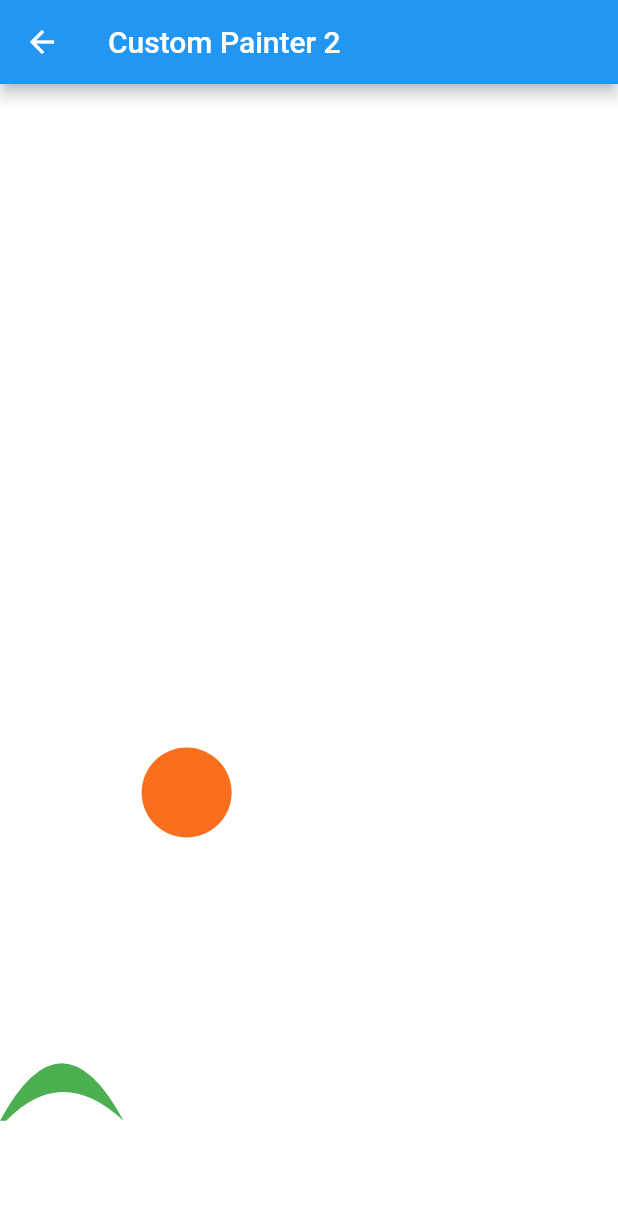
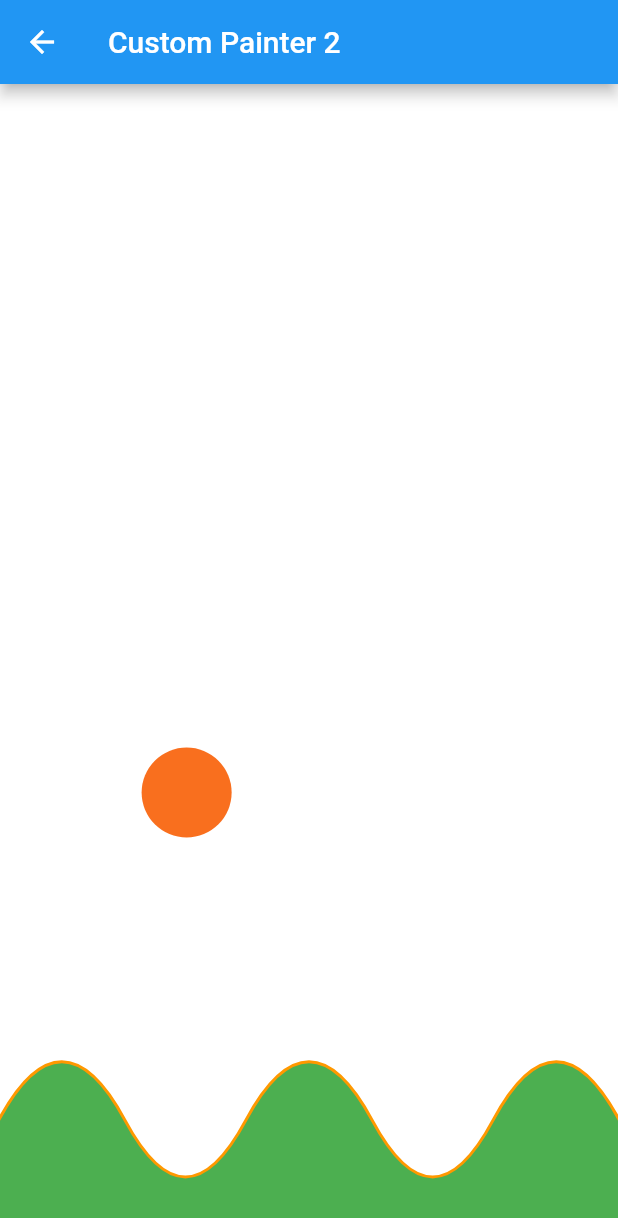
Before and after one commit to saagarkafle/projectB, a Flutter app: the screen it shows after launch, after a tap on "Custom Paint 2", on a phone screen of 412 x 824 dp. Shown: the top 1218 px of the screen. Run offline on Flutter 3.47's test engine with Material 2 defaults, Android fonts, the light colour scheme and no system bars; our stand-ins replace curved_navigation_bar, flutter_modular, flutter_screenutil, google_fonts, just_audio, on_audio_query and 1 more.

Commit message:
name changes

```diff
--- a/lib/UI/screens/cp2page.dart
+++ b/lib/UI/screens/cp2page.dart
@@ -3,8 +3,8 @@ import 'dart:developer';
 import 'package:flutter/material.dart';
 
 import '../../constants/colours.dart';
-import '../widgets/wp.dart';
-import '../widgets/wp1.dart';
+import '../widgets/sun_widget.dart';
+import '../widgets/wave_widget.dart';
 
 class CustomPaintPage2 extends StatefulWidget {
   const CustomPaintPage2({super.key});
--- a/lib/UI/screens/custom_paint.dart
+++ b/lib/UI/screens/custom_paint.dart
@@ -1,7 +1,7 @@
 import 'package:flutter/material.dart';
 import 'package:flutter_screenutil/flutter_screenutil.dart';
 
-import '../widgets/wp2.dart';
+import '../widgets/cp2.dart';
 
 class CustomPaintPage extends StatelessWidget {
   const CustomPaintPage({super.key});
@@ -16,7 +16,7 @@ class CustomPaintPage extends StatelessWidget {
       body: Padding(
         padding: EdgeInsets.symmetric(horizontal: 16.w, vertical: 16.h),
         child: CustomPaint(
-          painter: MoonPainter(),
+          painter: ShapePainter(),
         ),
       ),
     );
--- a/lib/UI/screens/home_page.dart
+++ b/lib/UI/screens/home_page.dart
@@ -25,10 +25,10 @@ class HomePage extends StatelessWidget {
                 runSpacing: 10.h,
                 crossAxisAlignment: WrapCrossAlignment.start,
                 children: [
-                  CustomCard(
-                    title: 'Custom Paint',
-                    onPressed: () => Modular.to.pushNamed('/second'),
-                  ),
+                  // CustomCard(
+                  //   title: 'Custom Paint',
+                  //   onPressed: () => Modular.to.pushNamed('/second'),
+                  // ),
                   CustomCard(
                     title: 'Custom Paint 2',
                     onPressed: () => Modular.to.pushNamed('/cp'),
--- a/lib/UI/widgets/wp1.dart
+++ b/lib/UI/widgets/sun_widget.dart
@@ -19,12 +19,6 @@ class WavePainterBg extends CustomPainter {
       ..style = PaintingStyle.fill
       ..strokeCap = StrokeCap.round;
 
-    var paints = Paint()
-      ..color = Colors.black
-      ..strokeWidth = 5
-      ..style = PaintingStyle.stroke
-      ..strokeCap = StrokeCap.round;
-
     Offset center = Offset(size.width * 0.302, size.height * (1 - length));
     canvas.drawCircle(center, 30, paint);
     log(center.toString());
--- /dev/null
+++ b/lib/UI/widgets/wave_widget.dart
@@ -0,0 +1,57 @@
+import 'package:flutter/material.dart';
+
+class WavePainter extends CustomPainter {
+  @override
+  void paint(Canvas canvas, Size size) {
+    final paint = Paint();
+    final path = Path();
+    paint.style = PaintingStyle.stroke;
+    paint.strokeWidth = 4;
+    paint.color = Colors.orange;
+    path.moveTo(0, size.height * 0.9);
+    path.quadraticBezierTo(
+      size.width * 0.1,
+      size.height * 0.8,
+      size.width * 0.2,
+      size.height * 0.9,
+    );
+    path.quadraticBezierTo(
+      size.width * 0.3,
+      size.height * 1,
+      size.width * 0.4,
+      size.height * 0.9,
+    );
+    path.quadraticBezierTo(
+      size.width * 0.5,
+      size.height * 0.8,
+      size.width * 0.6,
+      size.height * 0.9,
+    );
+    path.quadraticBezierTo(
+      size.width * 0.7,
+      size.height * 1,
+      size.width * 0.8,
+      size.height * 0.9,
+    );
+    path.quadraticBezierTo(
+      size.width * 0.9,
+      size.height * 0.8,
+      size.width * 1,
+      size.height * 0.9,
+    );
+
+    path.lineTo(size.width, size.height);
+    path.lineTo(0, size.height);
+    path.lineTo(0, size.height * 0.897);
+    canvas.drawPath(path, paint);
+    final paint1 = Paint();
+    paint1.style = PaintingStyle.fill;
+    paint1.color = Colors.green;
+    canvas.drawPath(path, paint1);
+  }
+
+  @override
+  bool shouldRepaint(CustomPainter oldDelegate) {
+    return false;
+  }
+}
--- a/lib/UI/widgets/wp.dart
+++ /dev/null
@@ -1,63 +0,0 @@
-import 'package:flutter/material.dart';
-
-class WavePainter extends CustomPainter {
-  @override
-  void paint(Canvas canvas, Size size) {
-    final paint = Paint();
-    final path = Path();
-    paint.style = PaintingStyle.stroke;
-    paint.strokeWidth = 4;
-    paint.color = Colors.orange;
-    path.moveTo(0, size.height * 0.9);
-    path.quadraticBezierTo(
-      size.width * 0.1,
-      size.height * 0.8,
-      size.width * 0.2,
-      size.height * 0.9,
-    );
-    path.quadraticBezierTo(
-      size.width * 0.1,
-      size.height * 0.85,
-      size.width * 0.01,
-      size.height * 0.9,
-    );
-    // path.quadraticBezierTo(
-    //   size.width * 0.1,
-    //   size.height * 0.8,
-    //   size.width * 0.1,
-    //   size.height * 0.8,
-    // );
-    // path.quadraticBezierTo(
-    //   size.width * 0.5,
-    //   size.height * 0.8,
-    //   size.width * 0.6,
-    //   size.height * 0.9,
-    // );
-    // path.quadraticBezierTo(
-    //   size.width * 0.7,
-    //   size.height * 1,
-    //   size.width * 0.8,
-    //   size.height * 0.9,
-    // );
-    // path.quadraticBezierTo(
-    //   size.width * 0.9,
-    //   size.height * 0.8,
-    //   size.width * 1,
-    //   size.height * 0.9,
-    // );
-
-    // path.lineTo(size.width, size.height);
-    // path.lineTo(0, size.height);
-    // path.lineTo(0, size.height * 0.897);
-    // canvas.drawPath(path, paint);
-    final paint1 = Paint();
-    paint1.style = PaintingStyle.fill;
-    paint1.color = Colors.green;
-    canvas.drawPath(path, paint1);
-  }
-
-  @override
-  bool shouldRepaint(CustomPainter oldDelegate) {
-    return false;
-  }
-}
```
Also changed, not shown: lib/UI/widgets/moon_widget.dart (renamed from lib/UI/widgets/moon.dart).
